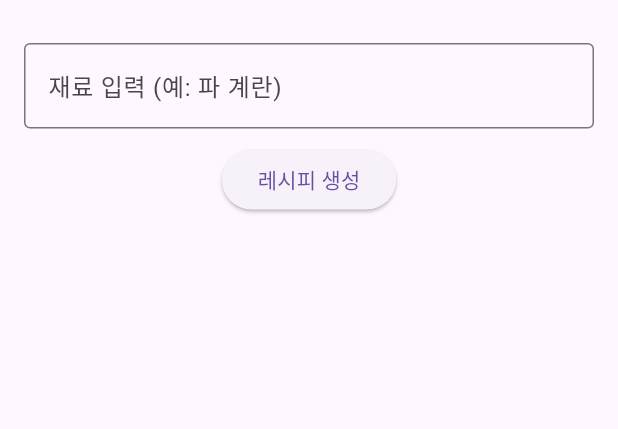
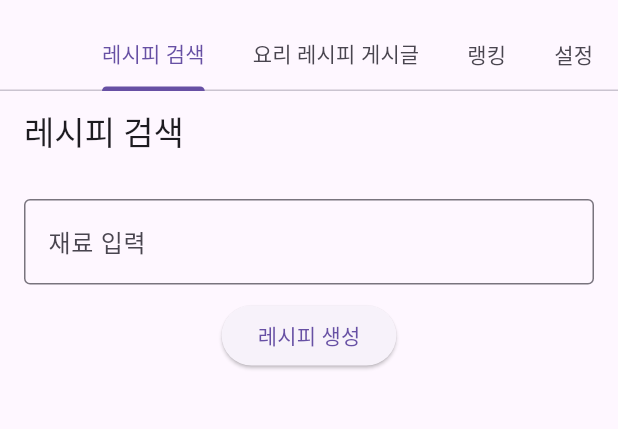
Before and after one commit to ascella1/projects, a Flutter app: the screen it shows after launch, on a phone screen of 412 x 824 dp, the part 65-494 px from its top. Run offline on Flutter 3.47's test engine with Material 3 defaults, Android fonts, the phone set to English and light mode, and no system bars; our stand-ins replace flutter_dotenv.

Commit message:
[YoreYore] Add write post function and modify prompt

```diff
--- /dev/null
+++ b/YoreYore/src/lib/home_page.dart
@@ -0,0 +1,43 @@
+import 'package:flutter/material.dart';
+import 'recipe_page.dart';
+import 'board_page.dart';
+import 'ranking_page.dart';
+import 'settings_page.dart';
+
+class HomePage extends StatelessWidget {
+  const HomePage({super.key});
+
+  @override
+  Widget build(BuildContext context) {
+    return DefaultTabController(
+      // 탭 개수
+      length: 4,
+
+      child: Scaffold(
+        appBar: AppBar(
+          title: const Text('AI 요리 레시피'),
+
+          bottom: const TabBar(
+            isScrollable: true,
+
+            tabs: [
+              Tab(text: '레시피 검색'),
+              Tab(text: '요리 레시피 게시글'),
+              Tab(text: '랭킹'),
+              Tab(text: '설정'),
+            ],
+          ),
+        ),
+
+        body: const TabBarView(
+          children: [
+            RecipePage(),
+            BoardPage(),
+            RankingPage(),
+            SettingsPage(),
+          ],
+        ),
+      ),
+    );
+  }
+}
--- a/YoreYore/src/lib/main.dart
+++ b/YoreYore/src/lib/main.dart
@@ -1,10 +1,11 @@
 import 'package:flutter/material.dart';
 import 'package:flutter_dotenv/flutter_dotenv.dart';
-import 'recipe_page.dart';
+import 'home_page.dart';
 
 Future<void> main() async {
   WidgetsFlutterBinding.ensureInitialized();
-  await dotenv.load(fileName: "assets/.env"); // .env 불러오기
+  await dotenv.load(fileName: "assets/.env");
+
   runApp(const MyApp());
 }
 
@@ -15,7 +16,7 @@ class MyApp extends StatelessWidget {
   Widget build(BuildContext context) {
     return const MaterialApp(
       debugShowCheckedModeBanner: false,
-      home: RecipePage(),
+      home: HomePage(),
     );
   }
 }
--- a/YoreYore/src/lib/recipe_page.dart
+++ b/YoreYore/src/lib/recipe_page.dart
@@ -1,6 +1,7 @@
 import 'package:flutter/material.dart';
 import 'gemini_service.dart';
 import 'ingredient_parser.dart';
+import 'write_post_page.dart';
 
 class RecipePage extends StatefulWidget {
   const RecipePage({super.key});
@@ -10,18 +11,34 @@ class RecipePage extends StatefulWidget {
 }
 
 class _RecipePageState extends State<RecipePage> {
+  // 입력창 컨트롤러
   final TextEditingController _controller = TextEditingController();
+
+  // 화면에 표시될 결과
   String result = '';
+
+  // 로딩 여부
   bool isLoading = false;
 
+  // 실제 레시피 생성 성공 여부
+  bool isRecipeValid = false;
+
   Future<void> _generateRecipe() async {
-    setState(() => isLoading = true);
+    setState(() {
+      isLoading = true;
+      result = '';
+      isRecipeValid = false;
+    });
 
+    // 재료 파싱
     final ingredients = parseIngredients(_controller.text);
-    final recipe = await GeminiService.generateRecipe(ingredients);
+
+    // Gemini 호출
+    final response = await GeminiService.generateRecipe(ingredients);
 
     setState(() {
-      result = recipe;
+      result = response['message'];
+      isRecipeValid = response['success'];
       isLoading = false;
     });
   }
@@ -29,32 +46,60 @@ class _RecipePageState extends State<RecipePage> {
   @override
   Widget build(BuildContext context) {
     return Scaffold(
-      appBar: AppBar(title: const Text('AI 요리 레시피')),
+      appBar: AppBar(
+        title: const Text('레시피 검색'),
+      ),
       body: Padding(
         padding: const EdgeInsets.all(16),
         child: Column(
           children: [
+            // 입력창
             TextField(
               controller: _controller,
               decoration: const InputDecoration(
-                hintText: '재료 입력 (예: 파 계란)',
+                hintText: '재료 입력',
                 border: OutlineInputBorder(),
               ),
             ),
+
             const SizedBox(height: 10),
+
+            // 생성 버튼
             ElevatedButton(
               onPressed: isLoading ? null : _generateRecipe,
               child: const Text('레시피 생성'),
             ),
+
             const SizedBox(height: 20),
+
+            // 로딩
             if (isLoading)
               const CircularProgressIndicator()
-            else
+
+            // 결과 출력
+            else if (result.isNotEmpty)
               Expanded(
                 child: SingleChildScrollView(
                   child: Text(result),
                 ),
               ),
+
+            // 성공한 레시피일 때만 게시글 버튼 표시
+            if (isRecipeValid) ...[
+              const SizedBox(height: 20),
+
+              ElevatedButton(
+                onPressed: () {
+                  Navigator.push(
+                    context,
+                    MaterialPageRoute(
+                      builder: (_) => WritePostPage(recipe: result),
+                    ),
+                  );
+                },
+                child: const Text('게시글 작성'),
+              ),
+            ],
           ],
         ),
       ),
```
Also changed, not shown: YoreYore/src/lib/board_page.dart (added, +56 -0 lines), YoreYore/src/lib/gemini_service.dart (+79 -26 lines), YoreYore/src/lib/post_detail_page.dart (added, +55 -0 lines), YoreYore/src/lib/post_repository.dart (added, +17 -0 lines), YoreYore/src/lib/ranking_page.dart (added, +30 -0 lines), YoreYore/src/lib/recipe_post.dart (added, +13 -0 lines), YoreYore/src/lib/settings_page.dart (added, +14 -0 lines), YoreYore/src/lib/write_post_page.dart (added, +60 -0 lines), 1 other file.
